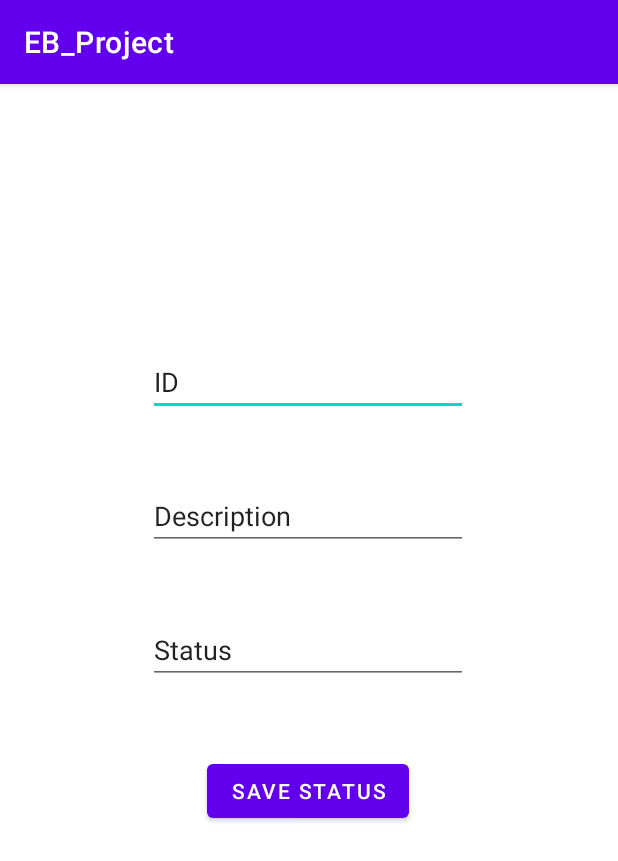
After one commit to AlexRTC1997/EB_Project, an Android app: the StatusActivity screen opened directly, with no data from a screen before it, on a phone screen of 412 x 824 dp. The commit adds this screen. Shown: the top 861 px of the screen. Run offline under Robolectric (Android 15) with nearby library versions, the phone set to English and light mode, and no system bars.

Commit message:
CREATE: Status Form

```diff
--- a/app/src/main/java/com/example/eb_project/MainActivity.java
+++ b/app/src/main/java/com/example/eb_project/MainActivity.java
@@ -29,7 +29,7 @@ public class MainActivity extends AppCompatActivity {
                 SQLiteDatabase db = dbHelper.getWritableDatabase();
 
                 if(db != null) {
-                    Toast.makeText(MainActivity.this, "Database craeted", Toast.LENGTH_SHORT).show();
+                    Toast.makeText(MainActivity.this, "Database created", Toast.LENGTH_SHORT).show();
                 } else {
                     Toast.makeText(MainActivity.this, "Something went wrong", Toast.LENGTH_LONG).show();
                 }
--- /dev/null
+++ b/app/src/main/java/com/example/eb_project/StatusActivity.java
@@ -0,0 +1,49 @@
+package com.example.eb_project;
+
+import androidx.appcompat.app.AppCompatActivity;
+
+import android.os.Bundle;
+import android.view.View;
+import android.widget.Button;
+import android.widget.EditText;
+import android.widget.Toast;
+
+import com.example.eb_project.db.DbStatus;
+
+public class StatusActivity extends AppCompatActivity {
+
+    EditText etStatusId, etStatusDescription, etStatusStatus;
+    Button btnStatusSave;
+
+    @Override
+    protected void onCreate(Bundle savedInstanceState) {
+        super.onCreate(savedInstanceState);
+        setContentView(R.layout.activity_status);
+
+        etStatusId = findViewById(R.id.et_status_id);
+        etStatusDescription = findViewById(R.id.et_status_description);
+        etStatusStatus = findViewById(R.id.et_status_status);
+        btnStatusSave = findViewById(R.id.btn_status_save);
+
+        btnStatusSave.setOnClickListener(new View.OnClickListener() {
+            @Override
+            public void onClick(View view) {
+                DbStatus dbArticles = new DbStatus(StatusActivity.this);
+                long id = dbArticles.insertStatus(etStatusId.getText().toString(), etStatusDescription.getText().toString(), etStatusStatus.getText().toString());
+
+                if (id > 0) {
+                    Toast.makeText(StatusActivity.this, "Saved status", Toast.LENGTH_LONG).show();
+                    cleanFields();
+                } else {
+                    Toast.makeText(StatusActivity.this, "Something went wrong", Toast.LENGTH_LONG).show();
+                }
+            }
+        });
+    }
+
+    private void cleanFields() {
+        etStatusId.setText("");
+        etStatusDescription.setText("");
+        etStatusStatus.setText("");
+    }
+}
--- /dev/null
+++ b/app/src/main/res/layout/activity_status.xml
@@ -0,0 +1,61 @@
+<?xml version="1.0" encoding="utf-8"?>
+<androidx.constraintlayout.widget.ConstraintLayout xmlns:android="http://schemas.android.com/apk/res/android"
+    xmlns:app="http://schemas.android.com/apk/res-auto"
+    xmlns:tools="http://schemas.android.com/tools"
+    android:layout_width="match_parent"
+    android:layout_height="match_parent"
+    tools:context=".StatusActivity">
+
+    <EditText
+        android:id="@+id/et_status_id"
+        android:layout_width="wrap_content"
+        android:layout_height="wrap_content"
+        android:layout_marginTop="176dp"
+        android:ems="10"
+        android:inputType="textPersonName"
+        android:text="@string/status_id_label"
+        app:layout_constraintEnd_toEndOf="parent"
+        app:layout_constraintHorizontal_bias="0.497"
+        app:layout_constraintStart_toStartOf="parent"
+        app:layout_constraintTop_toTopOf="parent" />
+
+    <EditText
+        android:id="@+id/et_status_description"
+        android:layout_width="wrap_content"
+        android:layout_height="wrap_content"
+        android:layout_marginTop="44dp"
+        android:ems="10"
+        android:inputType="textPersonName"
+        android:text="@string/status_description_label"
+        app:layout_constraintEnd_toEndOf="parent"
+        app:layout_constraintHorizontal_bias="0.497"
+        app:layout_constraintStart_toStartOf="parent"
+        app:layout_constraintTop_toBottomOf="@+id/et_status_id" />
+
+    <EditText
+        android:id="@+id/et_status_status"
+        android:layout_width="wrap_content"
+        android:layout_height="wrap_content"
+        android:layout_marginTop="44dp"
+        android:ems="10"
+        android:inputType="textPersonName"
+        android:text="@string/status_status_label"
+        app:layout_constraintBottom_toBottomOf="parent"
+        app:layout_constraintEnd_toEndOf="parent"
+        app:layout_constraintHorizontal_bias="0.497"
+        app:layout_constraintStart_toStartOf="parent"
+        app:layout_constraintTop_toBottomOf="@+id/et_status_description"
+        app:layout_constraintVertical_bias="0.0" />
+
+    <Button
+        android:id="@+id/btn_status_save"
+        android:layout_width="wrap_content"
+        android:layout_height="wrap_content"
+        android:text="@string/status_save_label"
+        app:layout_constraintBottom_toBottomOf="parent"
+        app:layout_constraintEnd_toEndOf="parent"
+        app:layout_constraintHorizontal_bias="0.498"
+        app:layout_constraintStart_toStartOf="parent"
+        app:layout_constraintTop_toBottomOf="@+id/et_status_status"
+        app:layout_constraintVertical_bias="0.147" />
+</androidx.constraintlayout.widget.ConstraintLayout>
--- a/app/src/main/res/values/strings.xml
+++ b/app/src/main/res/values/strings.xml
@@ -2,4 +2,10 @@
     <string name="app_name">EB_Project</string>
 
     <string name="temp_button">Create DB</string>
+
+    <!-- STATUS STRINGS -->
+    <string name="status_id_label">ID</string>
+    <string name="status_description_label">Description</string>
+    <string name="status_status_label">Status</string>
+    <string name="status_save_label">Save Status</string>
 </resources>
```
Also changed, not shown: app/src/main/AndroidManifest.xml (+7 -0 lines), app/src/main/java/com/example/eb_project/db/DbStatus.java (added, +37 -0 lines).
